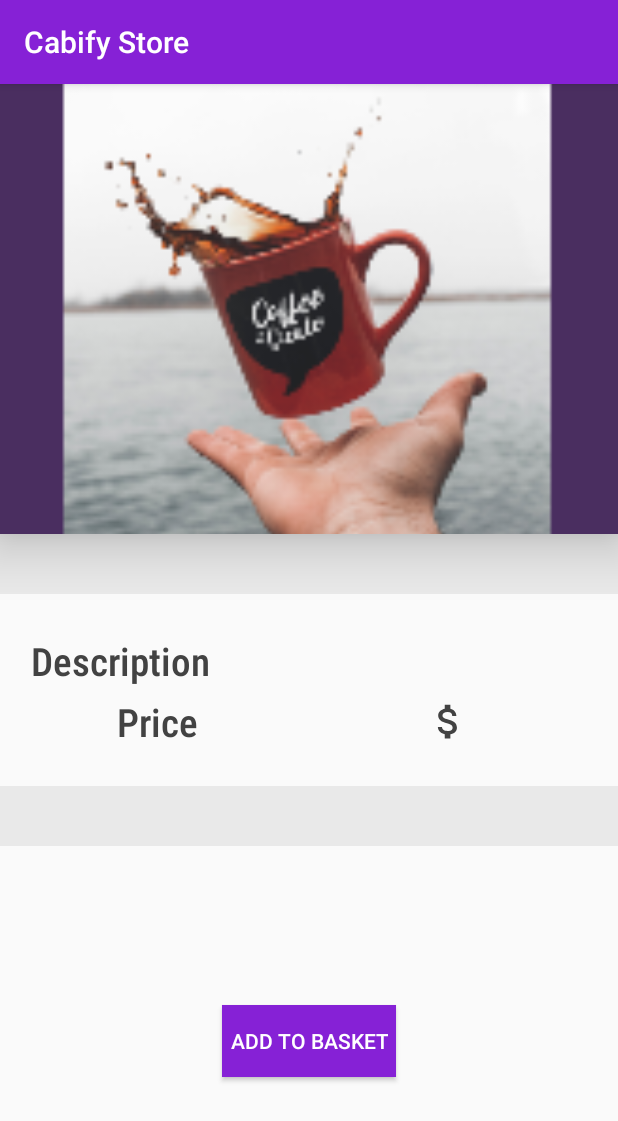
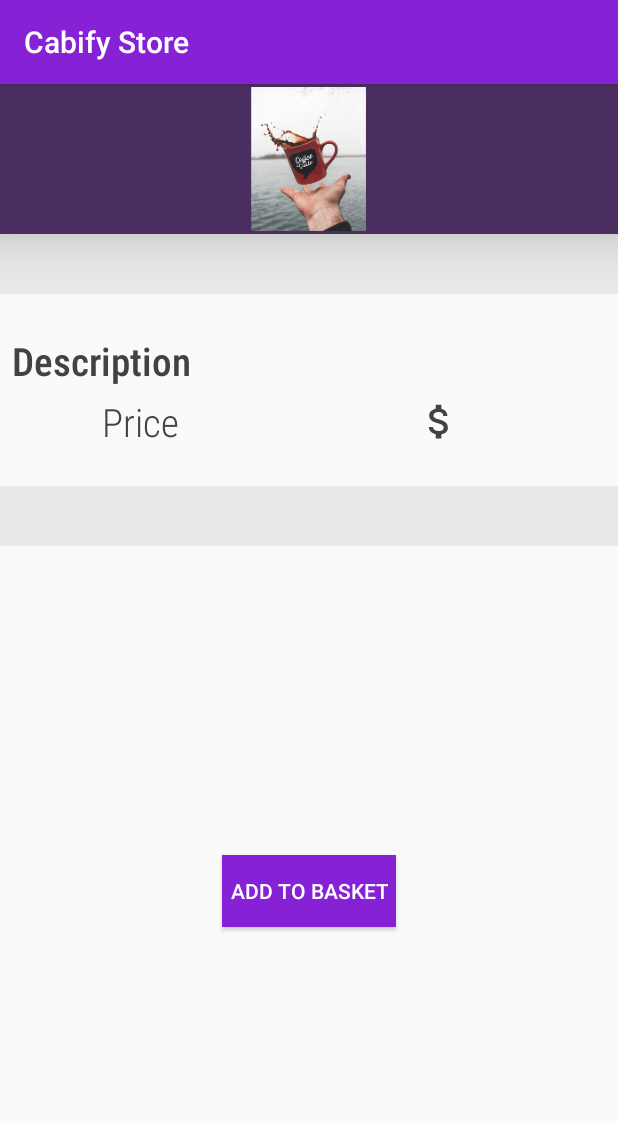
Before and after one commit to lluzalves/CabifyApp, an Android app: the fragment ProductFragment shown on its own in the app's theme, on a phone screen of 412 x 824 dp. Shown: the top 1121 px of the screen. Run offline under Robolectric (Android 15) with nearby library versions, the phone set to English and light mode, and no system bars; our stand-ins replace RxJava, Timber; libraries missing offline, so code that uses them is left out: com.afollestad.materialdialogs; 1 statement that could not run was skipped.

Commit message:
snackbar, add and remove from basket  from product details

```diff
--- a/app/src/main/java/com/daniel/cabifyapp/store/StoreFragment.kt
+++ b/app/src/main/java/com/daniel/cabifyapp/store/StoreFragment.kt
@@ -19,7 +19,7 @@ import kotlinx.android.synthetic.main.fragment_home.*
 class StoreFragment : BaseFragment(), StoreView, View.OnClickListener {
 
     lateinit var presenter: StorePresenter
-    lateinit var products: List<Product>
+    lateinit var products: ArrayList<Product>
     var inProgressOrder: Order = ApplicationDependency.SHARED.getInProgressOrder()
 
     override fun onCreateView(
@@ -48,7 +48,7 @@ class StoreFragment : BaseFragment(), StoreView, View.OnClickListener {
 
 
     override fun getProducts(products: List<Product>) {
-        this.products = products
+        this.products = ArrayList(products)
         for (product in inProgressOrder.products) {
             products.find { item -> item.code == product.code }?.quantity = product.quantity
         }
@@ -87,6 +87,7 @@ class StoreFragment : BaseFragment(), StoreView, View.OnClickListener {
     override fun removerFromCart(product: Product) {
         checkout_items_total.text = removeFromBasketItems(product)
         inProgressOrder.products.remove(product)
+        (productsRecycler.adapter as StoreAdapter).removeQuantityFromProductItem(product)
     }
 
     private fun removeFromBasketItems(product: Product): String {
--- a/app/src/main/java/com/daniel/cabifyapp/view/CabifySnackBarView.kt
+++ b/app/src/main/java/com/daniel/cabifyapp/view/CabifySnackBarView.kt
@@ -43,7 +43,7 @@ class CabifySnackBarView @JvmOverloads constructor(
         val scaleY = ObjectAnimator.ofFloat(cabify_logo, View.SCALE_Y, 1f, 0f)
         val animatorSet = AnimatorSet().apply {
             interpolator = OvershootInterpolator()
-            duration = 500
+            duration = 1000
             playTogether(scaleX, scaleY)
         }
         animatorSet.start()
--- a/app/src/main/res/layout/fragment_product_details.xml
+++ b/app/src/main/res/layout/fragment_product_details.xml
@@ -9,19 +9,18 @@
 
     <ImageView
             android:layout_width="match_parent"
-            android:layout_height="300dp"
+            android:layout_height="100dp"
             android:padding="2dp"
             android:elevation="20dp"
             android:background="@color/colorPrimaryDark"
             app:srcCompat="@mipmap/ic_launcher_foreground"
             android:id="@+id/productView"
-            android:scaleType="centerCrop"
+            android:scaleType="fitCenter"
             app:layout_constraintEnd_toEndOf="parent"
             app:layout_constraintStart_toStartOf="parent"
             app:layout_constraintTop_toTopOf="parent"/>
 
     <TextView
-            android:textStyle="bold"
             android:textColor="@color/colorAccent"
             android:fontFamily="sans-serif-condensed-light"
             android:textSize="30dp"
@@ -88,10 +87,10 @@
             android:id="@+id/description"
             android:layout_marginTop="8dp"
             app:layout_constraintTop_toBottomOf="@+id/productView"
-            android:layout_marginEnd="8dp"
-            app:layout_constraintEnd_toStartOf="@+id/productBasketAction"
             android:layout_marginBottom="8dp"
-            app:layout_constraintBottom_toTopOf="@+id/divider4"/>
+            app:layout_constraintBottom_toTopOf="@+id/divider4"
+            android:layout_marginStart="8dp"
+            app:layout_constraintStart_toStartOf="parent"/>
 
     <View
             android:id="@+id/divider"
@@ -106,7 +105,6 @@
             android:text="@string/price"
             android:textSize="@dimen/price_text_size_large"
             android:fontFamily="sans-serif-condensed-light"
-            android:textStyle="bold"
             android:textColor="@color/colorAccent"
             android:layout_width="wrap_content"
             android:layout_height="wrap_content"
--- a/app/src/main/res/layout/view_cabify_snack_bar_notification.xml
+++ b/app/src/main/res/layout/view_cabify_snack_bar_notification.xml
@@ -26,9 +26,8 @@
 
     <TextView
             android:id="@+id/notification_message"
-            android:layout_width="0dp"
+            android:layout_width="wrap_content"
             android:layout_height="match_parent"
-            android:background="@color/colorPrimary"
             android:gravity="center"
             android:layout_weight="1"
             android:textColor="@android:color/white"
--- a/resources/src/main/res/values/strings.xml
+++ b/resources/src/main/res/values/strings.xml
@@ -5,8 +5,10 @@
     <string name="cancel">Cancel</string>
     <string name="price">Price</string>
     <string name="add_to_basket">Add to basket</string>
+    <string name="added_to_basket">%s added to basket</string>
     <string name="network_resquest">Retrieving data, please wait</string>
     <string name="remove_from_basket">Remove from basket</string>
+    <string name="removed_from_basket">%s removed from basket</string>
     <string name="description">Description</string>
     <string name="app_center_key">ad3890b2-d404-451a-a99e-a3063bd6eec0</string>
     <string name="lets_shop">Let\'s shop !</string>
```
Also changed, not shown: app/src/main/java/com/daniel/cabifyapp/store/StoreAdapter.kt (+6 -1 lines), app/src/main/java/com/daniel/cabifyapp/store/product/ProductFragment.kt (+43 -1 lines).
